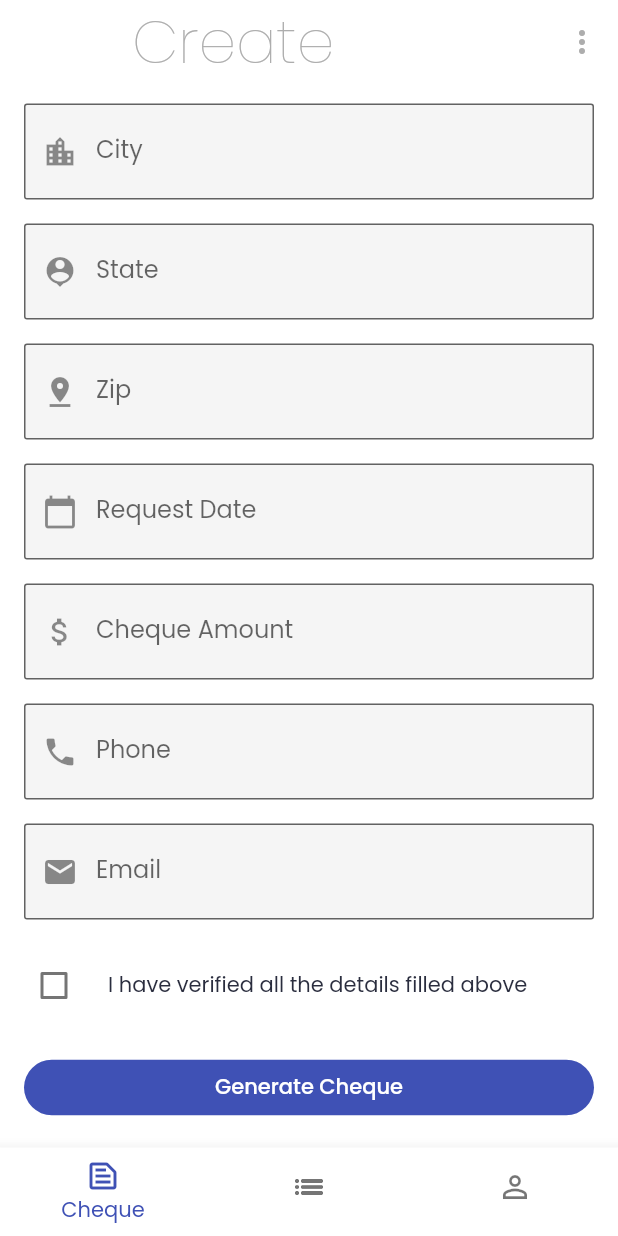
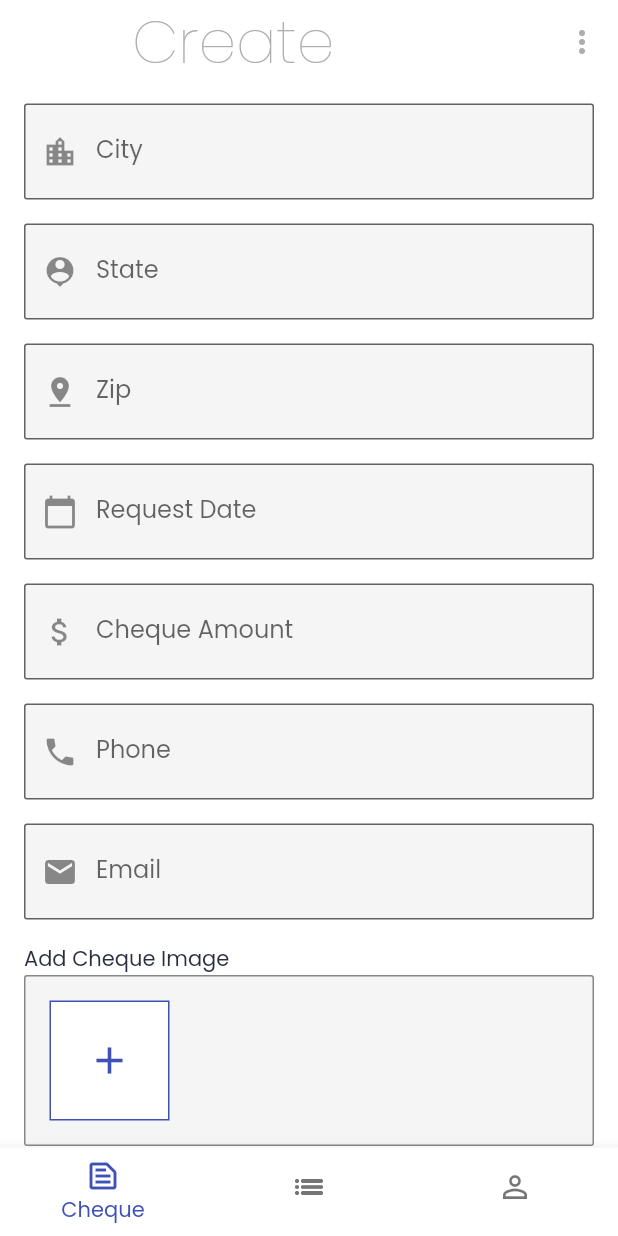
Before and after one commit to IamAKX/fastcheque, a Flutter app: the StaffHomeContainer screen opened by its route, scrolled down 243 dp, on a phone screen of 412 x 824 dp. Run offline on Flutter 3.47's test engine with Material 2 defaults, Android fonts, the phone set to English and light mode, and no system bars; our stand-ins replace dropdown_search, google_fonts.

Commit message:
Image add in create cheque

```diff
--- a/lib/screens/staff/create_cheque/create_cheque.dart
+++ b/lib/screens/staff/create_cheque/create_cheque.dart
@@ -43,6 +43,8 @@ class _CreateChequeState extends State<CreateCheque> {
             DateFormat('MM/dd/yyyy ').format(selectedDate);
       });
   }
+
+  int imageCount = 0;
 
   @override
   Widget build(BuildContext context) {
@@ -115,6 +117,80 @@ class _CreateChequeState extends State<CreateCheque> {
           iconData: Icons.email,
           hint: 'Email',
         ),
+        Text('Add Cheque Image'),
+        Container(
+          padding: EdgeInsets.all(defaultPadding),
+          decoration: BoxDecoration(
+            border: Border.all(
+              color: borderColor,
+            ),
+            borderRadius: BorderRadius.circular(2),
+            color: fillColor,
+          ),
+          child: Wrap(
+            spacing: defaultPadding / 2,
+            runSpacing: defaultPadding,
+            alignment: WrapAlignment.start,
+            runAlignment: WrapAlignment.spaceBetween,
+            children: [
+              Container(
+                width: 80,
+                height: 80,
+                alignment: Alignment.center,
+                child: IconButton(
+                  onPressed: () {
+                    if (imageCount < 3)
+                      setState(() {
+                        imageCount++;
+                      });
+                  },
+                  icon: Icon(
+                    Icons.add,
+                    color: primaryColor,
+                    size: 30,
+                  ),
+                ),
+                decoration: BoxDecoration(
+                  color: Colors.white,
+                  border: Border.all(
+                    color: primaryColor,
+                  ),
+                ),
+              ),
+              for (var i = 0; i < imageCount; i++) ...{
+                Stack(
+                  children: [
+                    Container(
+                      width: 80,
+                      height: 80,
+                      alignment: Alignment.center,
+                      decoration: BoxDecoration(
+                        color: primaryColor,
+                      ),
+                    ),
+                    Positioned(
+                      right: 2,
+                      top: 2,
+                      child: InkWell(
+                        onTap: () {
+                          if (imageCount > 0) {
+                            setState(() {
+                              imageCount--;
+                            });
+                          }
+                        },
+                        child: Icon(
+                          Icons.close,
+                          color: Colors.white,
+                        ),
+                      ),
+                    ),
+                  ],
+                ),
+              }
+            ],
+          ),
+        ),
         CheckboxListTile(
           title: Text(
             'I have verified all the details filled above',
--- a/lib/utils/color.dart
+++ b/lib/utils/color.dart
@@ -6,3 +6,5 @@ const bgColor = Color(0xFFFFFFFF);
 
 const hintColor = Color(0xFFADADAD);
 const textColor = Color(0xFF2A2D3E);
+const fillColor = Color(0xFFF5F5F5);
+const borderColor = Color(0xFF878787);
```
